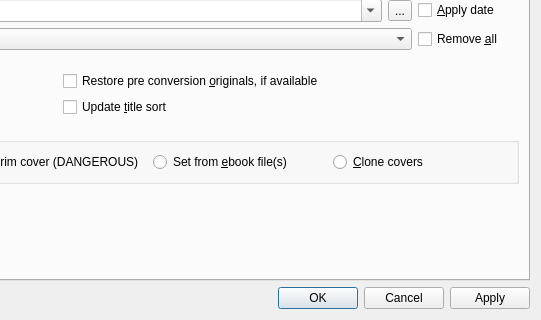
Old version of the form src/calibre/gui2/dialogs/metadata_bulk.ui in the repository kovidgoyal/calibre; both pictures show x 421 to 962 and y 349 to 669 of the 962 by 669 pixel window.
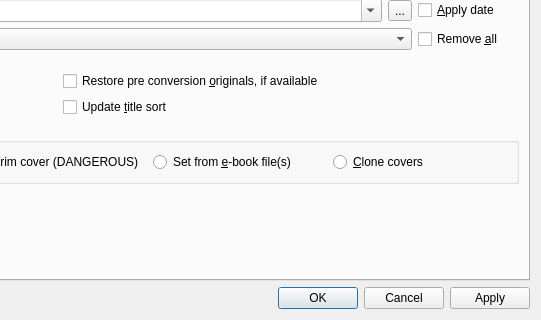
New version of the form. Icons and pictures are not drawn. Custom widgets are drawn as their Qt base class.

What changed in the file:
```diff
--- a/src/calibre/gui2/dialogs/metadata_bulk.ui
+++ b/src/calibre/gui2/dialogs/metadata_bulk.ui
@@ -637,7 +637,7 @@
               <item>
                <widget class="QRadioButton" name="cover_from_fmt">
                 <property name="text">
-                 <string>Set from &amp;ebook file(s)</string>
+                 <string>Set from &amp;e-book file(s)</string>
                 </property>
                </widget>
               </item>
```
